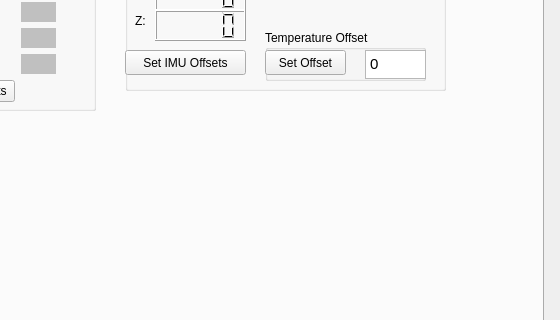
jtoobias/CAN_IO_GUI, file Frontend/CAN_IO_GUI.ui: the form before one commit; both pictures show x 487 to 1047 and y 286 to 606 of the 1047 by 791 pixel window.
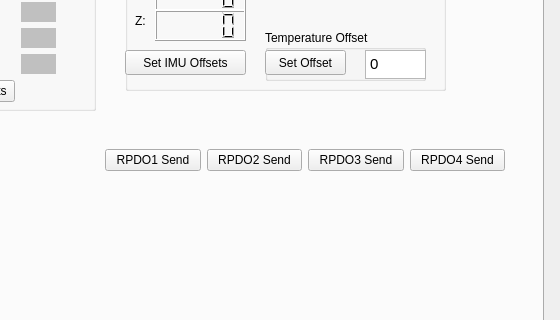
The form after the commit. The open tabs and pages were chosen to show the change.

Commit message: RPDO handling done, not tested

What changed in the file:
```diff
--- a/Frontend/CAN_IO_GUI.ui
+++ b/Frontend/CAN_IO_GUI.ui
@@ -866,6 +866,46 @@
        </item>
       </layout>
      </widget>
+     <widget class="QWidget" name="gridLayoutWidget_12">
+      <property name="geometry">
+       <rect>
+        <x>580</x>
+        <y>360</y>
+        <width>400</width>
+        <height>80</height>
+       </rect>
+      </property>
+      <layout class="QGridLayout" name="gridLayout_4">
+       <item row="0" column="0">
+        <widget class="QPushButton" name="ButtonRPDO1Send">
+         <property name="text">
+          <string>RPDO1 Send</string>
+         </property>
+        </widget>
+       </item>
+       <item row="0" column="2">
+        <widget class="QPushButton" name="ButtonRPDO3Send">
+         <property name="text">
+          <string>RPDO3 Send</string>
+         </property>
+        </widget>
+       </item>
+       <item row="0" column="1">
+        <widget class="QPushButton" name="ButtonRPDO2Send">
+         <property name="text">
+          <string>RPDO2 Send</string>
+         </property>
+        </widget>
+       </item>
+       <item row="0" column="3">
+        <widget class="QPushButton" name="ButtonRPDO4Send">
+         <property name="text">
+          <string>RPDO4 Send</string>
+         </property>
+        </widget>
+       </item>
+      </layout>
+     </widget>
     </widget>
     <widget class="QWidget" name="PDO_Config">
      <attribute name="title">
```
Left out of the diff: 21 changed lines with no effect on the pictures. The commit also changes 5 other files.
